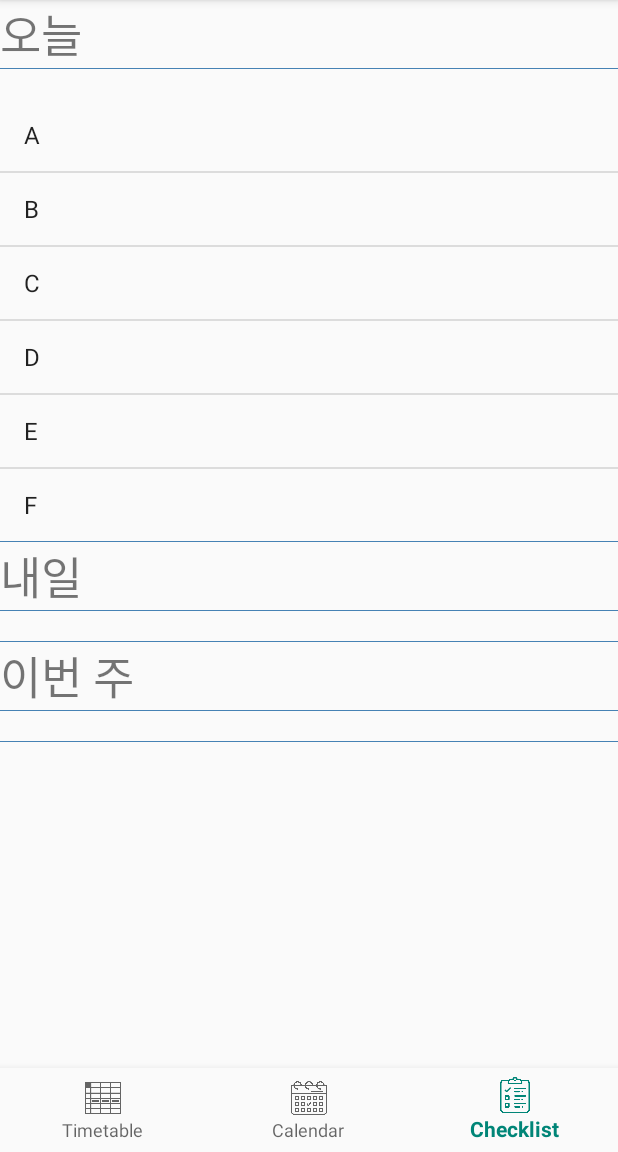
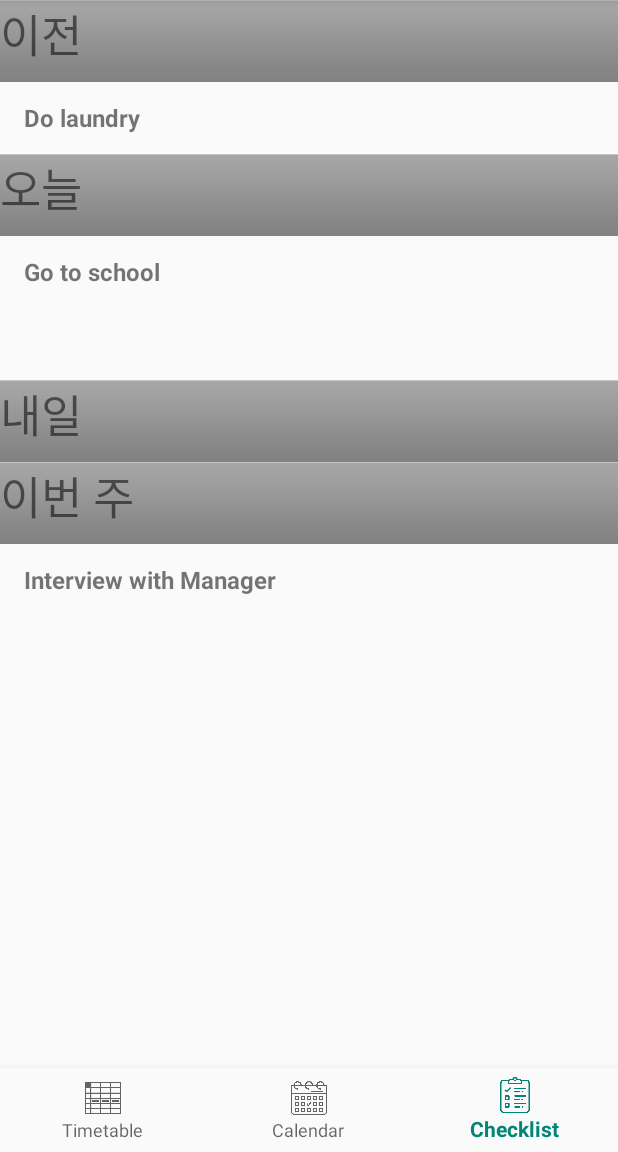
Before and after one commit to Kwonkyu/My-Planner, an Android app: the screen it shows after launch (MainActivity), item 3 of the bottom bar chosen, on a phone screen of 412 x 824 dp, the part 84-1236 px from its top. Run offline under Robolectric (Android 15) with nearby library versions, the light colour scheme and no system bars; 1 statement that could not run was skipped.

Commit message:
#1. Removed ListView, implemented RecyclerView.     - Added checklistitem.xml     - Replaced some hard-coded strings with String values.     - Not yet dynamic in/out
#2. Problems with ArrayList
    - Not every value in ArrayList is shown in RecyclerView.
    - If A, B is added to ArrayList then A is visible in RecyclerView but B is not(but takes space).
    - Maybe there's problem with adapter?

```diff
--- a/teamproject/app/build.gradle
+++ b/teamproject/app/build.gradle
@@ -20,7 +20,7 @@ android {
 }
 
 dependencies {
-
+    implementation 'androidx.recyclerview:recyclerview'
     implementation fileTree(dir: 'libs', include: ['*.jar'])
     implementation 'androidx.appcompat:appcompat:1.0.2'
     implementation 'androidx.constraintlayout:constraintlayout:1.1.3'
--- /dev/null
+++ b/teamproject/app/src/main/java/com/example/teamproject/CheckListAdapter.java
@@ -0,0 +1,54 @@
+package com.example.teamproject;
+
+import android.view.LayoutInflater;
+import android.view.View;
+import android.view.ViewGroup;
+import android.widget.TextView;
+import java.util.ArrayList;
+
+import androidx.annotation.NonNull;
+import androidx.recyclerview.widget.RecyclerView;
+
+
+
+public class CheckListAdapter extends RecyclerView.Adapter<CheckListAdapter.MyViewHolder> {
+    private ArrayList<String> dataSet;
+
+    public static class MyViewHolder extends RecyclerView.ViewHolder{
+        TextView listitem;
+        public MyViewHolder(View v){
+            super(v);
+            listitem = (TextView)v.findViewById(R.id.checklist_item);
+        }
+    }
+
+    public CheckListAdapter(ArrayList<String> dataSet){
+        this.dataSet = dataSet;
+    }
+
+    @Override @NonNull
+    public MyViewHolder onCreateViewHolder(ViewGroup parent, int viewType) {
+        View v = LayoutInflater.from(parent.getContext()).inflate(R.layout.checklistitem, parent, false);
+        MyViewHolder vh = new MyViewHolder(v);
+        return vh;
+    }
+
+    // Replace the contents of a view (invoked by the layout manager)
+    @Override
+    public void onBindViewHolder(MyViewHolder holder, int position) {
+        // - get element from your dataset at this position
+        // - replace the contents of the view with that element
+        holder.listitem.setText(dataSet.get(position));
+    }
+
+    // Return the size of your dataset (invoked by the layout manager)
+    @Override
+    public int getItemCount() {
+        return dataSet.size();
+    }
+
+    @Override
+    public void onAttachedToRecyclerView(RecyclerView recyclerView) {
+        super.onAttachedToRecyclerView(recyclerView);
+    }
+}
--- a/teamproject/app/src/main/java/com/example/teamproject/FragmentChecklist.java
+++ b/teamproject/app/src/main/java/com/example/teamproject/FragmentChecklist.java
@@ -5,22 +5,27 @@ import android.view.LayoutInflater;
 import android.view.View;
 import android.view.ViewGroup;
 import android.widget.ArrayAdapter;
-import android.widget.LinearLayout;
 import android.widget.ListView;
 
 import androidx.annotation.NonNull;
 import androidx.annotation.Nullable;
 import androidx.fragment.app.Fragment;
+import androidx.recyclerview.widget.LinearLayoutManager;
+import androidx.recyclerview.widget.RecyclerView;
 
-import java.lang.reflect.Array;
 import java.util.ArrayList;
 
 public class FragmentChecklist extends Fragment {
 
-    private ListView m_ListView;            // ListView 를 위한 변수
-    private ArrayList<String> list;         // ListView 에 들어갈 값을 저장할 ArrayList
-    private ArrayAdapter<String> m_Adapter; // ArrayList 와 연결될 ArrayAdapter
-    String FILENAME = "LOL.txt";            // 입력한 값이 저장될 텍스트 파일 이름
+//    private ListView m_ListView;            // ListView 를 위한 변수
+//    private ArrayList<String> list;         // ListView 에 들어갈 값을 저장할 ArrayList
+//    private ArrayAdapter<String> m_Adapter; // ArrayList 와 연결될 ArrayAdapter
+//    String FILENAME = "LOL.txt";            // 입력한 값이 저장될 텍스트 파일 이름
+
+    private RecyclerView checklist_previous, checklist_today, checklist_tomorrow, checklist_week;
+    private RecyclerView.Adapter previous_adapter, today_adapter, tomorrow_adapter, week_adapter;
+    private RecyclerView.LayoutManager previous_manager, today_manager, tomorrow_manager, week_manager;
+    private ArrayList<String> previous, today, tomorrow, week;
 
     @Override
     public void onCreate(Bundle savedInstanceState){
@@ -29,22 +34,55 @@ public class FragmentChecklist extends Fragment {
 
     public View onCreateView(@NonNull LayoutInflater inflater, @Nullable ViewGroup container, @Nullable Bundle savedInstanceState) {
         View view = inflater.inflate(R.layout.fragment_checklist, container, false);
+        previous = new ArrayList<>();
+        today = new ArrayList<>();
+        tomorrow = new ArrayList<>();
+        week = new ArrayList<>();
+//      ----------test-------------
+        previous.add("Do laundry");
+        today.add("Go to school");
+        today.add("Buy some foods");
+        // tomorrow.add("Do nothing on tomorrow");
+        week.add("Interview with Manager");
+//        -------------------------
 
-        list = new ArrayList<String>();
+        checklist_previous = (RecyclerView)view.findViewById(R.id.checklist_recycler_previous);
+        checklist_today = (RecyclerView)view.findViewById(R.id.checklist_recycler_today);
+        checklist_tomorrow = (RecyclerView)view.findViewById(R.id.checklist_recycler_tomorrow);
+        checklist_week = (RecyclerView)view.findViewById(R.id.checklist_recycler_week);
 
-        m_ListView = (ListView) view.findViewById(R.id.today_list);
+        previous_manager = new LinearLayoutManager(getContext());
+        today_manager = new LinearLayoutManager(getContext());
+        tomorrow_manager = new LinearLayoutManager(getContext());
+        week_manager = new LinearLayoutManager(getContext());
 
-       m_Adapter = new ArrayAdapter<String>(
-               getActivity(),
-               android.R.layout.simple_list_item_1, list);
-        m_ListView.setAdapter(m_Adapter);
-        list.add("A");
-        list.add("B");
-        list.add("C");
-        list.add("D");
-        list.add("E");
-        list.add("F");
+        checklist_previous.setLayoutManager(previous_manager);
+        checklist_today.setLayoutManager(today_manager);
+        checklist_tomorrow.setLayoutManager(tomorrow_manager);
+        checklist_week.setLayoutManager(week_manager);
 
+        previous_adapter = new CheckListAdapter(previous);
+        today_adapter = new CheckListAdapter(today);
+        tomorrow_adapter = new CheckListAdapter(tomorrow);
+        week_adapter = new CheckListAdapter(week);
+
+        checklist_previous.setAdapter(previous_adapter);
+        checklist_today.setAdapter(today_adapter);
+        checklist_tomorrow.setAdapter(tomorrow_adapter);
+        checklist_week.setAdapter(week_adapter);
+
+//        m_ListView = (ListView) view.findViewById(R.id.checklist_recycler_previous);
+//
+//       m_Adapter = new ArrayAdapter<String>(
+//               getActivity(),
+//               android.R.layout.simple_list_item_1, list);
+//        m_ListView.setAdapter(m_Adapter);
+//        list.add("A");
+//        list.add("B");
+//        list.add("C");
+//        list.add("D");
+//        list.add("E");
+//        list.add("F");
 
         return view;
     }
--- /dev/null
+++ b/teamproject/app/src/main/res/layout/checklistitem.xml
@@ -0,0 +1,18 @@
+<?xml version="1.0" encoding="utf-8"?>
+<RelativeLayout xmlns:android="http://schemas.android.com/apk/res/android"
+    android:layout_width="match_parent" android:layout_height="match_parent">
+
+    <TextView
+        android:id="@+id/checklist_item"
+        android:layout_width="match_parent"
+        android:layout_height="48dp"
+        android:gravity="center_vertical"
+        android:paddingLeft="16dp"
+        android:paddingRight="10dp"
+        android:paddingStart="16dp"
+        android:paddingEnd="10dp"
+        android:singleLine="true"
+        android:background="@android:color/transparent"
+        android:textSize="16sp"
+        android:textStyle="bold"/>
+</RelativeLayout>
--- a/teamproject/app/src/main/res/layout/fragment_checklist.xml
+++ b/teamproject/app/src/main/res/layout/fragment_checklist.xml
@@ -5,66 +5,63 @@ android:orientation="vertical"
 android:layout_width="match_parent"
 android:layout_height="match_parent">
 
-    <TextView
-        android:id="@+id/tt_text1"
-        android:layout_width="match_parent"
-        android:layout_height="wrap_content"
-        android:text="오늘"
-        android:textSize="30dp" />
-    <View
-        android:layout_width="wrap_content"
-        android:layout_height="0.3dp"
-        android:background="#4682B4" />
 
-    <ListView
-        android:layout_marginTop="20dp"
-        android:id="@+id/today_list"
-        android:layout_width="match_parent"
-        android:layout_height="wrap_content"/>
-    <View
-        android:layout_width="wrap_content"
-        android:layout_height="0.3dp"
-        android:background="#4682B4" />
+            <TextView
+                android:id="@+id/checklist_text_previous"
+                android:layout_width="match_parent"
+                android:layout_height="wrap_content"
+                android:background="@android:drawable/bottom_bar"
+                android:text="@string/checklist_text_previous"
+                android:textSize="30sp" />
+
+            <androidx.recyclerview.widget.RecyclerView
+                android:id="@+id/checklist_recycler_previous"
+                android:layout_width="match_parent"
+                android:layout_height="wrap_content"
+                />
+
+            <TextView
+                android:id="@+id/checklist_text_today"
+                android:layout_width="match_parent"
+                android:layout_height="wrap_content"
+                android:background="@android:drawable/bottom_bar"
+                android:text="@string/checklist_text_today"
+                android:textSize="30sp" />
+
+            <androidx.recyclerview.widget.RecyclerView
+                android:id="@+id/checklist_recycler_today"
+                android:layout_width="match_parent"
+                android:layout_height="wrap_content"
+                />
+
+            <TextView
+                android:id="@+id/checklist_text_tomorrow"
+                android:layout_width="match_parent"
+                android:layout_height="wrap_content"
+                android:background="@android:drawable/bottom_bar"
+                android:text="@string/checklist_text_tomorrow"
+                android:textSize="30sp" />
+
+            <androidx.recyclerview.widget.RecyclerView
+                android:id="@+id/checklist_recycler_tomorrow"
+                android:layout_width="match_parent"
+                android:layout_height="wrap_content"
+                />
+
+            <TextView
+                android:id="@+id/checklist_text_week"
+                android:layout_width="match_parent"
+                android:layout_height="wrap_content"
+                android:background="@android:drawable/bottom_bar"
+                android:text="@string/checklist_text_week"
+                android:textSize="30sp" />
+
+            <androidx.recyclerview.widget.RecyclerView
+                android:id="@+id/checklist_recycler_week"
+                android:layout_width="match_parent"
+                android:layout_height="match_parent"
+                />
 
 
-    <TextView
-        android:id="@+id/ttt_text2"
-        android:layout_width="match_parent"
-        android:layout_height="wrap_content"
-        android:text="내일"
-        android:textSize="30dp" />
-    <View
-        android:layout_width="wrap_content"
-        android:layout_height="0.3dp"
-        android:background="#4682B4" />
-    <ListView
-        android:layout_marginTop="20dp"
-        android:id="@+id/tomorrow_list"
-        android:layout_width="match_parent"
-        android:layout_height="wrap_content"/>
-    <View
-        android:layout_width="wrap_content"
-        android:layout_height="0.3dp"
-        android:background="#4682B4" />
 
-
-    <TextView
-        android:id="@+id/tt_text3"
-        android:layout_width="match_parent"
-        android:layout_height="wrap_content"
-        android:text="이번 주"
-        android:textSize="30dp" />
-    <View
-        android:layout_width="wrap_content"
-        android:layout_height="0.3dp"
-        android:background="#4682B4" />
-    <ListView
-        android:layout_marginTop="20dp"
-        android:id="@+id/week_list"
-        android:layout_width="match_parent"
-        android:layout_height="wrap_content"/>
-    <View
-        android:layout_width="wrap_content"
-        android:layout_height="0.3dp"
-        android:background="#4682B4" />
 </LinearLayout>
--- a/teamproject/app/src/main/res/values/strings.xml
+++ b/teamproject/app/src/main/res/values/strings.xml
@@ -1,3 +1,7 @@
 <resources>
     <string name="app_name">teamproject</string>
+    <string name="checklist_text_previous">이전</string>
+    <string name="checklist_text_today">오늘</string>
+    <string name="checklist_text_tomorrow">내일</string>
+    <string name="checklist_text_week">이번 주</string>
 </resources>
```
